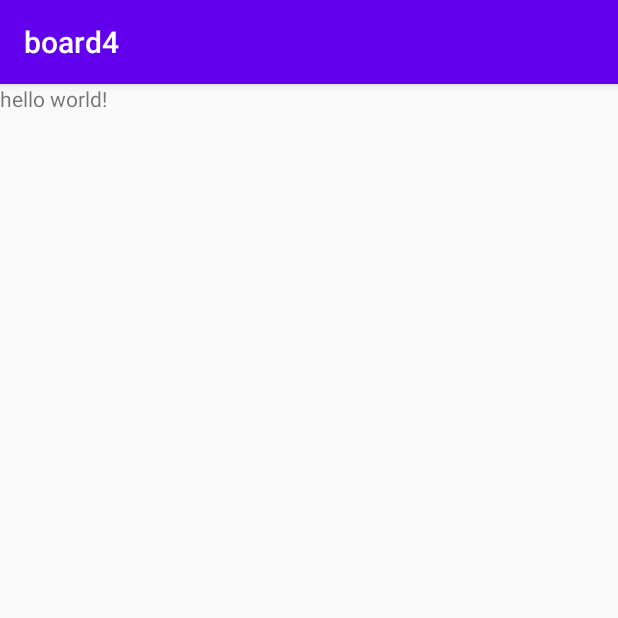
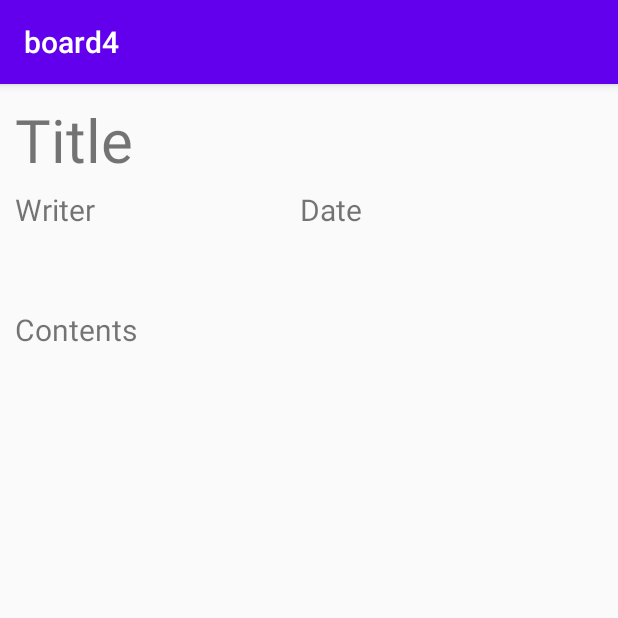
Before and after one commit to SeongBinYoon/Android_Practice, an Android app: the ViewActivity screen opened directly, with no data from a screen before it, on a phone screen of 412 x 824 dp, the top half of it. Run offline under Robolectric (Android 15) with nearby library versions, the phone set to English and light mode, and no system bars.

Commit message:
activity_view.xml textview

```diff
--- a/app/src/main/res/layout/activity_view.xml
+++ b/app/src/main/res/layout/activity_view.xml
@@ -1,24 +1,51 @@
 <?xml version="1.0" encoding="utf-8"?>
 <RelativeLayout xmlns:android="http://schemas.android.com/apk/res/android"
-    xmlns:app="http://schemas.android.com/apk/res-auto"
-    xmlns:tools="http://schemas.android.com/tools"
-    android:layout_width="match_parent"
     android:layout_height="match_parent"
-    tools:context=".MainActivity">
+    android:layout_width="match_parent">
 
-    <ScrollView
-        android:layout_width="wrap_content"
-        android:layout_height="wrap_content"
-        android:id="@+id/scrollView"
-        android:orientation="vertical"
-        android:gravity="center">
+    <TextView
+        android:id="@+id/titleview"
+        android:layout_width="401dp"
+        android:layout_height="65dp"
+        android:layout_marginLeft="10dp"
+        android:layout_marginTop="10dp"
+        android:layout_marginRight="10dp"
+        android:layout_marginBottom="400dp"
+        android:text="Title"
+        android:textSize="40dp"></TextView>
 
-        <TextView
-            android:layout_width="match_parent"
-            android:layout_height="match_parent"
-            android:text="hello world!">
+    <TextView
+        android:id="@+id/writerview"
+        android:layout_width="189dp"
+        android:layout_height="78dp"
+        android:layout_marginLeft="10dp"
+        android:layout_marginTop="70dp"
+        android:layout_marginRight="200dp"
+        android:layout_marginBottom="580dp"
+        android:text="Writer"
+        android:textSize="20dp"></TextView>
 
-        </TextView>
+    <TextView
+        android:id="@+id/dateview"
+        android:layout_width="200dp"
+        android:layout_height="76dp"
+        android:layout_marginLeft="200dp"
+        android:layout_marginTop="70dp"
+        android:layout_marginRight="10dp"
+        android:layout_marginBottom="580dp"
+        android:text="Date"
+        android:textSize="20dp"></TextView>
 
-    </ScrollView>
+    <TextView
+        android:id="@+id/contentview"
+        android:layout_width="match_parent"
+        android:layout_height="match_parent"
+        android:layout_marginTop="150dp"
+        android:layout_marginLeft="10dp"
+        android:layout_marginRight="10dp"
+        android:layout_marginBottom="10dp"
+        android:text="Contents"
+        android:textSize="20dp">
+    </TextView>
+
 </RelativeLayout>
```
